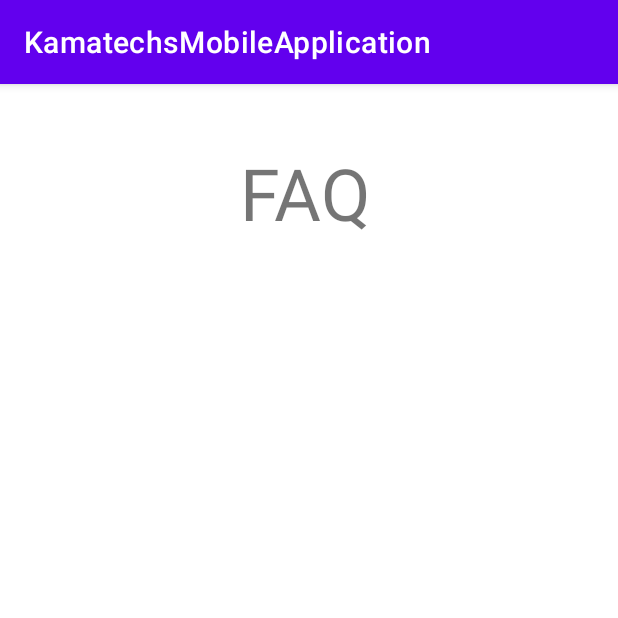
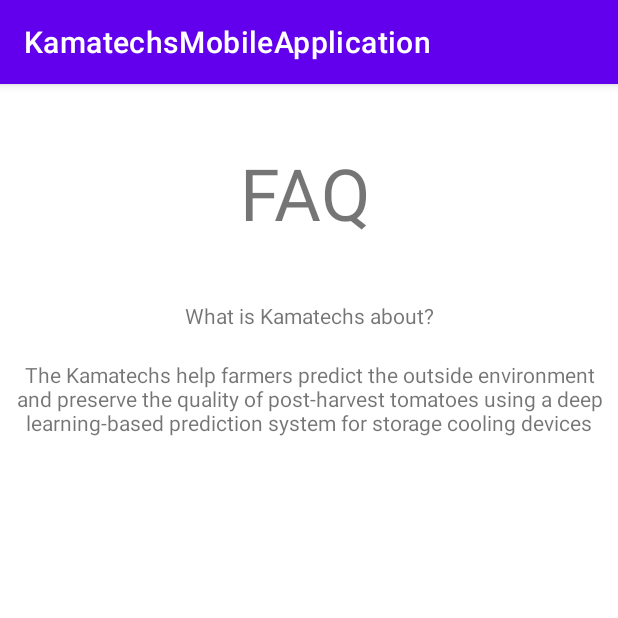
Before and after one commit to Giwithx/Kamatechs-App, an Android app: the fragment FAQFragment shown on its own in the app's theme, on a phone screen of 412 x 824 dp, the top half of it. Run offline under Robolectric (Android 15) with nearby library versions, the phone set to English and light mode, and no system bars; our stand-ins replace data binding.

Commit message:
Updated the FAQ xml

```diff
--- a/app/src/main/res/layout/fragment_f_a_q.xml
+++ b/app/src/main/res/layout/fragment_f_a_q.xml
@@ -22,5 +22,29 @@
             android:textSize="48sp"
             app:layout_constraintStart_toStartOf="parent"
             app:layout_constraintTop_toTopOf="parent" />
+
+        <TextView
+            android:id="@+id/txtqa1"
+            android:layout_width="match_parent"
+            android:layout_height="wrap_content"
+            android:text="What is Kamatechs about?"
+            android:textAlignment="center"
+            tools:ignore="MissingConstraints"
+            android:layout_marginTop="40dp"
+            app:layout_constraintEnd_toEndOf="parent"
+            app:layout_constraintStart_toStartOf="parent"
+            app:layout_constraintTop_toBottomOf="@id/textView"/>
+
+        <TextView
+            android:id="@+id/faqcontext"
+            android:text="The Kamatechs help farmers predict the outside environment and preserve the quality of post-harvest tomatoes using a deep learning-based prediction system for storage cooling devices"
+            android:layout_width="match_parent"
+            android:layout_height="wrap_content"
+            tools:ignore="MissingConstraints"
+            android:textAlignment="center"
+            android:layout_marginTop="20dp"
+            app:layout_constraintEnd_toEndOf="parent"
+            app:layout_constraintStart_toStartOf="parent"
+            app:layout_constraintTop_toBottomOf="@id/txtqa1"/>
     </androidx.constraintlayout.widget.ConstraintLayout>
 </layout>
```
